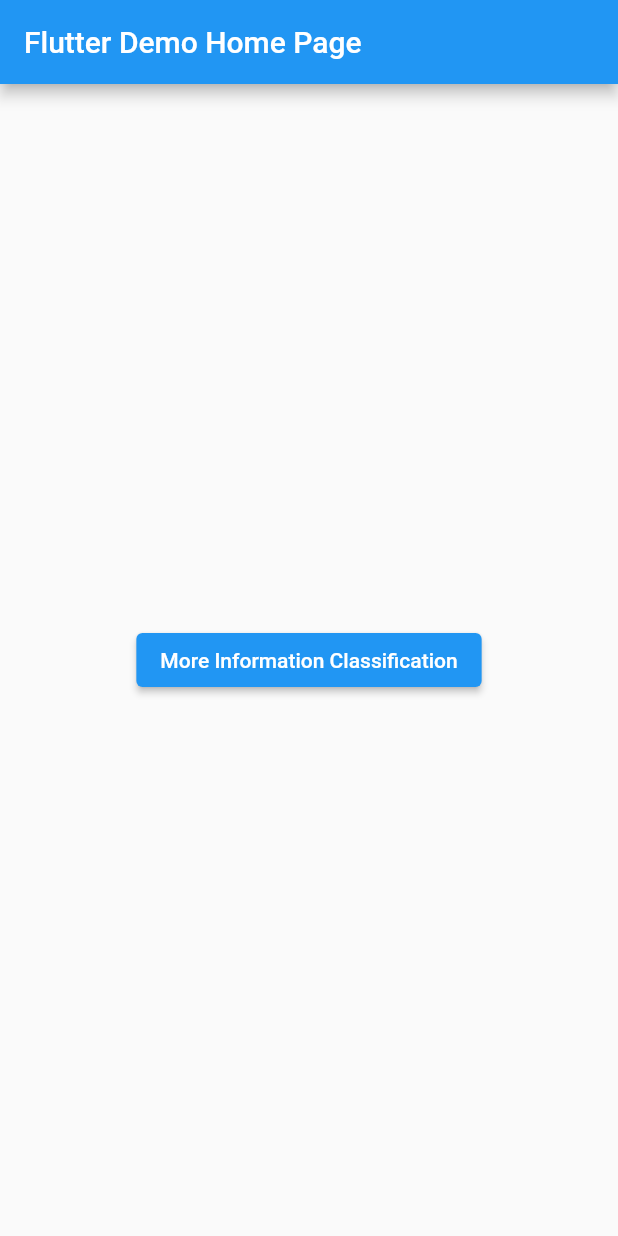
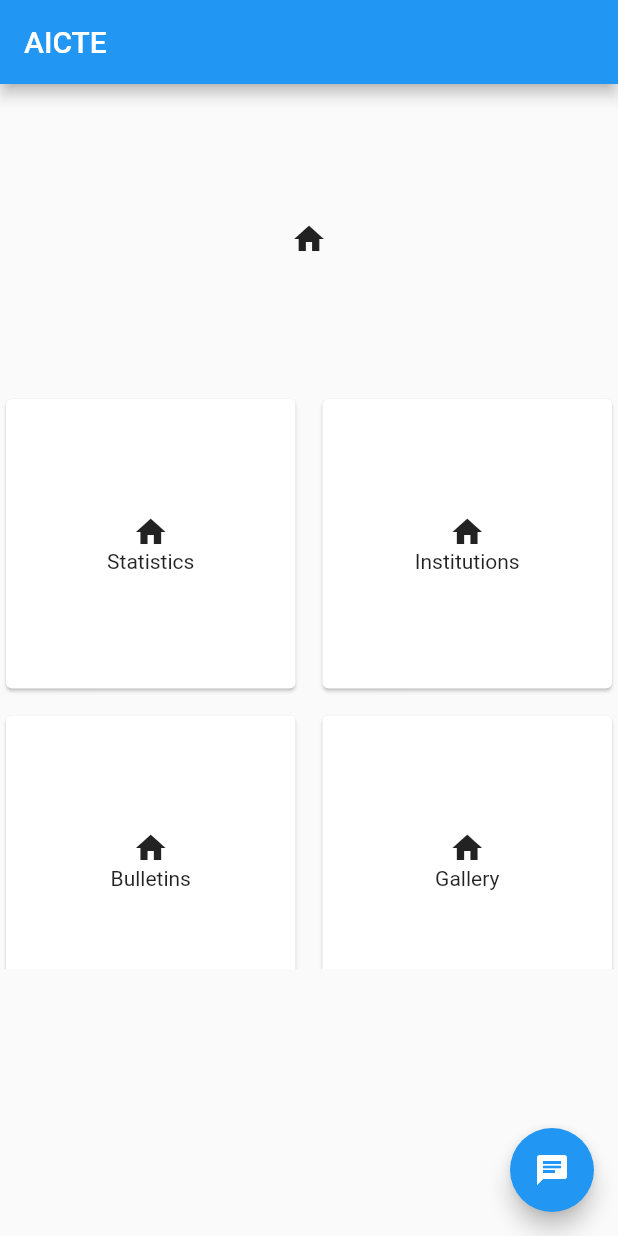
Before and after one commit to VishvamPorwal/Aicte-App, a Flutter app: the screen it shows after launch, on a phone screen of 412 x 824 dp. Run offline on Flutter 3.47's test engine with Material 2 defaults, Android fonts, the phone set to English and light mode, and no system bars; our stand-ins replace webview_flutter.

```diff
--- a/lib/main.dart
+++ b/lib/main.dart
@@ -1,6 +1,7 @@
 import 'dart:async';
 import 'dart:io';
 
+import 'package:aicte_app/pages/home.dart';
 import 'package:flutter/material.dart';
 import 'package:webview_flutter/webview_flutter.dart';
 
@@ -28,169 +29,92 @@ class MyApp extends StatelessWidget {
         // is not restarted.
         primarySwatch: Colors.blue,
       ),
-      home: const MyHomePage(title: 'Flutter Demo Home Page'),
+      home: HomePage(),
     );
   }
 }
 
-class MyHomePage extends StatefulWidget {
-  const MyHomePage({Key? key, required this.title}) : super(key: key);
+// class MyHomePage extends StatefulWidget {
+//   const MyHomePage({Key? key, required this.title}) : super(key: key);
 
-  // This widget is the home page of your application. It is stateful, meaning
-  // that it has a State object (defined below) that contains fields that affect
-  // how it looks.
+//   // This widget is the home page of your application. It is stateful, meaning
+//   // that it has a State object (defined below) that contains fields that affect
+//   // how it looks.
 
-  // This class is the configuration for the state. It holds the values (in this
-  // case the title) provided by the parent (in this case the App widget) and
-  // used by the build method of the State. Fields in a Widget subclass are
-  // always marked "final".
+//   // This class is the configuration for the state. It holds the values (in this
+//   // case the title) provided by the parent (in this case the App widget) and
+//   // used by the build method of the State. Fields in a Widget subclass are
+//   // always marked "final".
 
-  final String title;
+//   final String title;
 
-  @override
-  State<MyHomePage> createState() => _MyHomePageState();
-}
+//   @override
+//   State<MyHomePage> createState() => _MyHomePageState();
+// }
 
-class _MyHomePageState extends State<MyHomePage> {
-  int _counter = 0;
+// class _MyHomePageState extends State<MyHomePage> {
+//   int _counter = 0;
 
-  void _incrementCounter() {
-    setState(() {
-      // This call to setState tells the Flutter framework that something has
-      // changed in this State, which causes it to rerun the build method below
-      // so that the display can reflect the updated values. If we changed
-      // _counter without calling setState(), then the build method would not be
-      // called again, and so nothing would appear to happen.
-      _counter++;
-    });
-  }
+//   void _incrementCounter() {
+//     setState(() {
+//       // This call to setState tells the Flutter framework that something has
+//       // changed in this State, which causes it to rerun the build method below
+//       // so that the display can reflect the updated values. If we changed
+//       // _counter without calling setState(), then the build method would not be
+//       // called again, and so nothing would appear to happen.
+//       _counter++;
+//     });
+//   }
 
-  @override
-  Widget build(BuildContext context) {
-    // This method is rerun every time setState is called, for instance as done
-    // by the _incrementCounter method above.
-    //
-    // The Flutter framework has been optimized to make rerunning build methods
-    // fast, so that you can just rebuild anything that needs updating rather
-    // than having to individually change instances of widgets.
-    return Scaffold(
-      appBar: AppBar(
-        // Here we take the value from the MyHomePage object that was created by
-        // the App.build method, and use it to set our appbar title.
-        title: Text(widget.title),
-      ),
-      body: Center(
-        // Center is a layout widget. It takes a single child and positions it
-        // in the middle of the parent.
-        child: Column(
-          // Column is also a layout widget. It takes a list of children and
-          // arranges them vertically. By default, it sizes itself to fit its
-          // children horizontally, and tries to be as tall as its parent.
-          //
-          // Invoke "debug painting" (press "p" in the console, choose the
-          // "Toggle Debug Paint" action from the Flutter Inspector in Android
-          // Studio, or the "Toggle Debug Paint" command in Visual Studio Code)
-          // to see the wireframe for each widget.
-          //
-          // Column has various properties to control how it sizes itself and
-          // how it positions its children. Here we use mainAxisAlignment to
-          // center the children vertically; the main axis here is the vertical
-          // axis because Columns are vertical (the cross axis would be
-          // horizontal).
-          mainAxisAlignment: MainAxisAlignment.center,
-          children: <Widget>[
-            ElevatedButton(
-                onPressed: () {
-                  Navigator.push(
-                      context,
-                      MaterialPageRoute(
-                          builder: (context) =>
-                              MoreInformationClassificationWebViewPage(
-                                "https://facilities.aicte-india.org/dashboard/pages/dashboardaicte.php",
-                                "AICTE",
-                              )));
-                },
-                child: Text("More Information Classification"))
-          ],
-        ),
-      ),
-    );
-  }
-}
-
-class MoreInformationClassificationWebViewPage extends StatefulWidget {
-  final String url;
-  final String title;
-
-  MoreInformationClassificationWebViewPage(this.url, this.title);
-
-  @override
-  MoreInformationClassificationWebViewPageState createState() =>
-      MoreInformationClassificationWebViewPageState(this.url, this.title);
-}
-
-class MoreInformationClassificationWebViewPageState
-    extends State<MoreInformationClassificationWebViewPage> {
-  final String url;
-  final String title;
-  final Completer<WebViewController> _controller =
-      Completer<WebViewController>();
-  MoreInformationClassificationWebViewPageState(this.url, this.title);
-
-  late WebViewController _webViewController;
-
-  @override
-  void initState() {
-    super.initState();
-    // Enable hybrid composition.
-    if (Platform.isAndroid) WebView.platform = SurfaceAndroidWebView();
-  }
-
-  JavascriptChannel _toasterJavascriptChannel(BuildContext context) {
-    return JavascriptChannel(
-        name: 'Toaster',
-        onMessageReceived: (JavascriptMessage message) {
-          // ignore: deprecated_member_use
-          Scaffold.of(context).showSnackBar(
-            SnackBar(content: Text(message.message)),
-          );
-        });
-  }
-
-  @override
-  Widget build(BuildContext context) {
-    return Scaffold(
-        appBar: AppBar(
-          title: Text(this.title),
-        ),
-        body: Column(children: [
-          Expanded(
-              child: WebView(
-            initialUrl: this.url,
-            javascriptMode: JavascriptMode.unrestricted,
-            javascriptChannels: <JavascriptChannel>{
-              _toasterJavascriptChannel(context),
-            },
-            onWebViewCreated: (WebViewController webViewController) {
-              _webViewController = webViewController;
-              _controller.complete(webViewController);
-            },
-            onPageFinished: (String url) {
-              print('Page finished loading: $url');
-
-              // Removes header and footer from page
-              _webViewController
-                  .runJavascriptReturningResult("javascript:(function() { " +
-                      "var head = document.querySelector('body > div.w3-top');" +
-                      "head.parentNode.removeChild(head);" +
-                      "var footer = document.getElementsByTagName('footer')[0];" +
-                      "footer.parentNode.removeChild(footer);" +
-                      "})()")
-                  .then(
-                      (value) => debugPrint('Page finished loading Javascript'))
-                  .catchError((onError) => debugPrint('$onError'));
-            },
-          ))
-        ]));
-  }
-}
+//   @override
+//   Widget build(BuildContext context) {
+//     // This method is rerun every time setState is called, for instance as done
+//     // by the _incrementCounter method above.
+//     //
+//     // The Flutter framework has been optimized to make rerunning build methods
+//     // fast, so that you can just rebuild anything that needs updating rather
+//     // than having to individually change instances of widgets.
+//     return Scaffold(
+//       appBar: AppBar(
+//         // Here we take the value from the MyHomePage object that was created by
+//         // the App.build method, and use it to set our appbar title.
+//         title: Text(widget.title),
+//       ),
+//       body: Center(
+//         // Center is a layout widget. It takes a single child and positions it
+//         // in the middle of the parent.
+//         child: Column(
+//           // Column is also a layout widget. It takes a list of children and
+//           // arranges them vertically. By default, it sizes itself to fit its
+//           // children horizontally, and tries to be as tall as its parent.
+//           //
+//           // Invoke "debug painting" (press "p" in the console, choose the
+//           // "Toggle Debug Paint" action from the Flutter Inspector in Android
+//           // Studio, or the "Toggle Debug Paint" command in Visual Studio Code)
+//           // to see the wireframe for each widget.
+//           //
+//           // Column has various properties to control how it sizes itself and
+//           // how it positions its children. Here we use mainAxisAlignment to
+//           // center the children vertically; the main axis here is the vertical
+//           // axis because Columns are vertical (the cross axis would be
+//           // horizontal).
+//           mainAxisAlignment: MainAxisAlignment.center,
+//           children: <Widget>[
+//             ElevatedButton(
+//                 onPressed: () {
+//                   Navigator.push(
+//                       context,
+//                       MaterialPageRoute(
+//                           builder: (context) =>
+//                               MoreInformationClassificationWebViewPage(
+//                                 "https://facilities.aicte-india.org/dashboard/pages/dashboardaicte.php",
+//                                 "AICTE",
+//                               )));
+//                 },
+//                 child: Text("More Information Classification"))
+//           ],
+//         ),
+//       ),
+//     );
+//   }
+// }
--- /dev/null
+++ b/lib/pages/home.dart
@@ -0,0 +1,100 @@
+import 'package:aicte_app/pages/statistics.dart';
+import 'package:flutter/material.dart';
+
+class HomePage extends StatefulWidget {
+  HomePage({Key? key}) : super(key: key);
+
+  @override
+  State<HomePage> createState() => _HomePageState();
+}
+
+class _HomePageState extends State<HomePage> {
+  @override
+  Widget build(BuildContext context) {
+    return Scaffold(
+      appBar: AppBar(
+        title: const Text('AICTE'),
+      ),
+      body: Column(
+        children: [
+          Flexible(child: Container(
+            height: MediaQuery.of(context).size.height/4,
+            width: MediaQuery.of(context).size.width/4,
+            child: Icon(Icons.home),
+          )),
+          Flexible(child: GridView(gridDelegate: SliverGridDelegateWithFixedCrossAxisCount(crossAxisCount: 2, crossAxisSpacing: 10, mainAxisSpacing: 10), children: [
+            InkWell(
+              child: Card(
+                child: Column(
+                  mainAxisAlignment: MainAxisAlignment.center,
+                  children: [
+                    Flexible(child: Container(
+                      child: Icon(Icons.home),
+                    )),
+                    Text("Statistics"),
+                  ],
+                ),
+              ),
+              onTap: (){
+                Navigator.push(context, MaterialPageRoute(builder: (context) => StatisticsPage()));
+              }, // TODO: Add Statistics Page
+            ),
+            InkWell(
+                child: Card(
+                  child: Column(
+                    mainAxisAlignment: MainAxisAlignment.center,
+                    children: [
+                      Flexible(
+                          child: Container(
+                        child: Icon(Icons.home),
+                      )),
+                      Text("Institutions"),
+                    ],
+                  ),
+                ),
+                onTap: () {}, // TODO: Add Statistics Page
+              ),
+            InkWell(
+                child: Card(
+                  child: Column(
+                    mainAxisAlignment: MainAxisAlignment.center,
+                    children: [
+                      Flexible(
+                          child: Container(
+                        child: Icon(Icons.home),
+                      )),
+                      Text("Bulletins"),
+                    ],
+                  ),
+                ),
+                onTap: () {}, // TODO: Add Statistics Page
+              ),
+            InkWell(
+                child: Card(
+                  child: Column(
+                    mainAxisAlignment: MainAxisAlignment.center,
+                    children: [
+                      Flexible(
+                          child: Container(
+                        child: Icon(Icons.home),
+                      )),
+                      Text("Gallery"),
+                    ],
+                  ),
+                ),
+                onTap: () {}, // TODO: Add Statistics Page
+              ),
+          ],))
+        ],
+      ),
+    floatingActionButton: FloatingActionButton(
+      onPressed: () {
+
+      },
+      child: const Icon(Icons.chat),
+      backgroundColor: Colors.blue,
+    ),
+
+    );
+  }
+}
```
Also changed, not shown: lib/pages/statistics.dart (added, +52 -0 lines), lib/utils/drawer.dart (added, +66 -0 lines), lib/utils/web_view_renderer.dart (added, +82 -0 lines).
